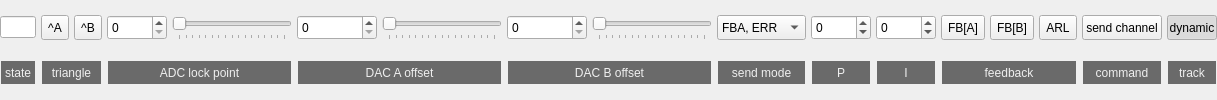
Old version of the form cringe/DFBx2/dfbchn_master.ui in the repository NanoExplorer/quantum-sensors-tdm.
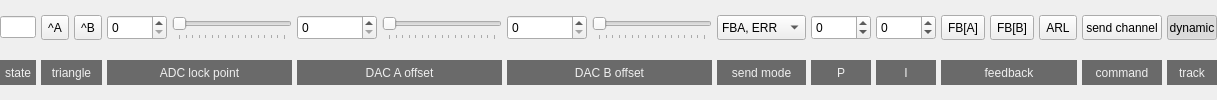
New version of the form.

Commit message: tweak borders of labels to be less distracting

Diff of the .ui file:
```diff
--- a/cringe/DFBx2/dfbchn_master.ui
+++ b/cringe/DFBx2/dfbchn_master.ui
@@ -200,8 +200,7 @@
      <property name="minimumSize"><size><width>0</width><height>25</height></size></property>
      <property name="maximumSize"><size><width>16777215</width><height>25</height></size></property>
      <property name="toolTip"><string>DAC channel number (corresponds to front panel)</string></property>
-     <property name="frameShape"><enum>QFrame::Panel</enum></property>
-     <property name="frameShadow"><enum>QFrame::Plain</enum></property>
+
      <property name="alignment"><set>Qt::AlignHCenter|Qt::AlignVCenter</set></property>
      <property name="styleSheet"><string>background-color: #6A6A6A; color: #EFEFEF</string></property>
     </widget>
@@ -212,8 +211,7 @@
      <property name="minimumSize"><size><width>0</width><height>25</height></size></property>
      <property name="maximumSize"><size><width>16777215</width><height>25</height></size></property>
      <property name="toolTip"><string>select DC mode, HI/LO level for DC mode, and/or TRI output</string></property>
-     <property name="frameShape"><enum>QFrame::Panel</enum></property>
-     <property name="frameShadow"><enum>QFrame::Plain</enum></property>
+
      <property name="alignment"><set>Qt::AlignHCenter|Qt::AlignVCenter</set></property>
      <property name="styleSheet"><string>background-color: #6A6A6A; color: #EFEFEF</string></property>
     </widget>
@@ -223,8 +221,7 @@
      <property name="text"><string>ADC lock point</string></property>
      <property name="minimumSize"><size><width>0</width><height>25</height></size></property>
      <property name="maximumSize"><size><width>16777215</width><height>25</height></size></property>
-     <property name="frameShape"><enum>QFrame::Panel</enum></property>
-     <property name="frameShadow"><enum>QFrame::Plain</enum></property>
+
      <property name="alignment"><set>Qt::AlignHCenter|Qt::AlignVCenter</set></property>
      <property name="styleSheet"><string>background-color: #6A6A6A; color: #EFEFEF</string></property>
     </widget>
@@ -234,8 +231,7 @@
      <property name="text"><string>DAC A offset</string></property>
      <property name="minimumSize"><size><width>0</width><height>25</height></size></property>
      <property name="maximumSize"><size><width>16777215</width><height>25</height></size></property>
-     <property name="frameShape"><enum>QFrame::Panel</enum></property>
-     <property name="frameShadow"><enum>QFrame::Plain</enum></property>
+
      <property name="alignment"><set>Qt::AlignHCenter|Qt::AlignVCenter</set></property>
      <property name="styleSheet"><string>background-color: #6A6A6A; color: #EFEFEF</string></property>
     </widget>
@@ -245,8 +241,7 @@
      <property name="text"><string>DAC B offset</string></property>
      <property name="minimumSize"><size><width>0</width><height>25</height></size></property>
      <property name="maximumSize"><size><width>16777215</width><height>25</height></size></property>
-     <property name="frameShape"><enum>QFrame::Panel</enum></property>
-     <property name="frameShadow"><enum>QFrame::Plain</enum></property>
+
      <property name="alignment"><set>Qt::AlignHCenter|Qt::AlignVCenter</set></property>
      <property name="styleSheet"><string>background-color: #6A6A6A; color: #EFEFEF</string></property>
     </widget>
@@ -256,8 +251,7 @@
      <property name="text"><string>send mode</string></property>
      <property name="minimumSize"><size><width>0</width><height>25</height></size></property>
      <property name="maximumSize"><size><width>16777215</width><height>25</height></size></property>
-     <property name="frameShape"><enum>QFrame::Panel</enum></property>
-     <property name="frameShadow"><enum>QFrame::Plain</enum></property>
+
      <property name="alignment"><set>Qt::AlignHCenter|Qt::AlignVCenter</set></property>
      <property name="styleSheet"><string>background-color: #6A6A6A; color: #EFEFEF</string></property>
     </widget>
@@ -267,8 +261,7 @@
      <property name="text"><string>P</string></property>
      <property name="minimumSize"><size><width>0</width><height>25</height></size></property>
      <property name="maximumSize"><size><width>16777215</width><height>25</height></size></property>
-     <property name="frameShape"><enum>QFrame::Panel</enum></property>
-     <property name="frameShadow"><enum>QFrame::Plain</enum></property>
+
      <property name="alignment"><set>Qt::AlignHCenter|Qt::AlignVCenter</set></property>
      <property name="styleSheet"><string>background-color: #6A6A6A; color: #EFEFEF</string></property>
     </widget>
@@ -278,8 +271,7 @@
      <property name="text"><string>I</string></property>
      <property name="minimumSize"><size><width>0</width><height>25</height></size></property>
      <property name="maximumSize"><size><width>16777215</width><height>25</height></size></property>
-     <property name="frameShape"><enum>QFrame::Panel</enum></property>
-     <property name="frameShadow"><enum>QFrame::Plain</enum></property>
+
      <property name="alignment"><set>Qt::AlignHCenter|Qt::AlignVCenter</set></property>
      <property name="styleSheet"><string>background-color: #6A6A6A; color: #EFEFEF</string></property>
     </widget>
@@ -289,8 +281,7 @@
      <property name="text"><string>feedback</string></property>
      <property name="minimumSize"><size><width>0</width><height>25</height></size></property>
      <property name="maximumSize"><size><width>16777215</width><height>25</height></size></property>
-     <property name="frameShape"><enum>QFrame::Panel</enum></property>
-     <property name="frameShadow"><enum>QFrame::Plain</enum></property>
+
      <property name="alignment"><set>Qt::AlignHCenter|Qt::AlignVCenter</set></property>
      <property name="styleSheet"><string>background-color: #6A6A6A; color: #EFEFEF</string></property>
     </widget>
@@ -300,8 +291,7 @@
      <property name="text"><string>command</string></property>
      <property name="minimumSize"><size><width>0</width><height>25</height></size></property>
      <property name="maximumSize"><size><width>16777215</width><height>25</height></size></property>
-     <property name="frameShape"><enum>QFrame::Panel</enum></property>
-     <property name="frameShadow"><enum>QFrame::Plain</enum></property>
+
      <property name="alignment"><set>Qt::AlignHCenter|Qt::AlignVCenter</set></property>
      <property name="styleSheet"><string>background-color: #6A6A6A; color: #EFEFEF</string></property>
     </widget>
@@ -311,8 +301,7 @@
      <property name="text"><string>track</string></property>
      <property name="minimumSize"><size><width>0</width><height>25</height></size></property>
      <property name="maximumSize"><size><width>16777215</width><height>25</height></size></property>
-     <property name="frameShape"><enum>QFrame::Panel</enum></property>
-     <property name="frameShadow"><enum>QFrame::Plain</enum></property>
+
      <property name="alignment"><set>Qt::AlignHCenter|Qt::AlignVCenter</set></property>
      <property name="styleSheet"><string>background-color: #6A6A6A; color: #EFEFEF</string></property>
     </widget>
```
